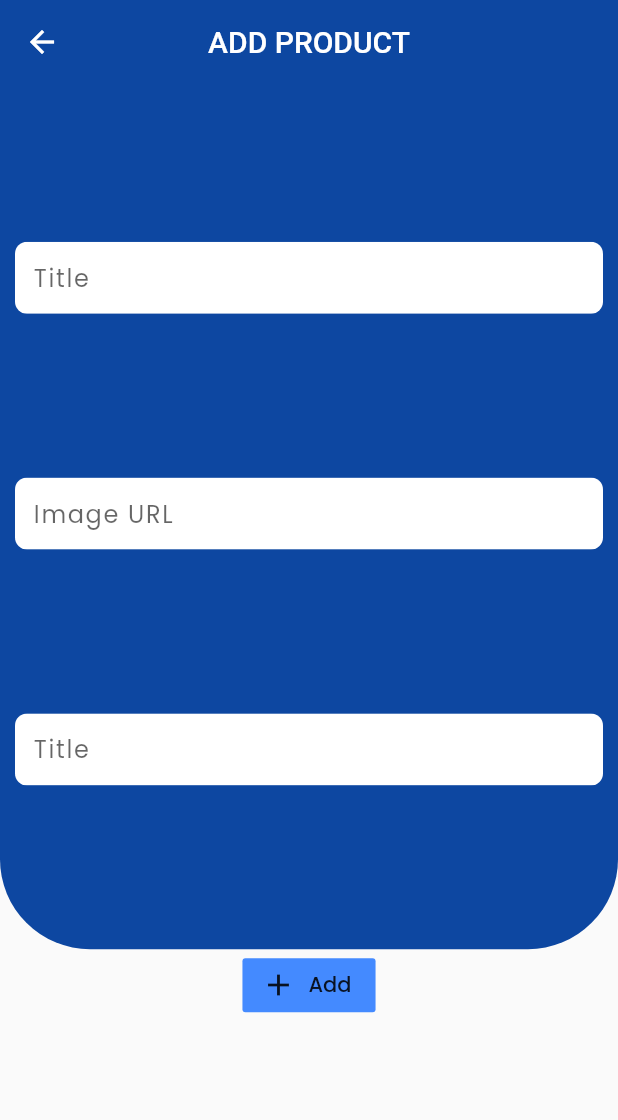
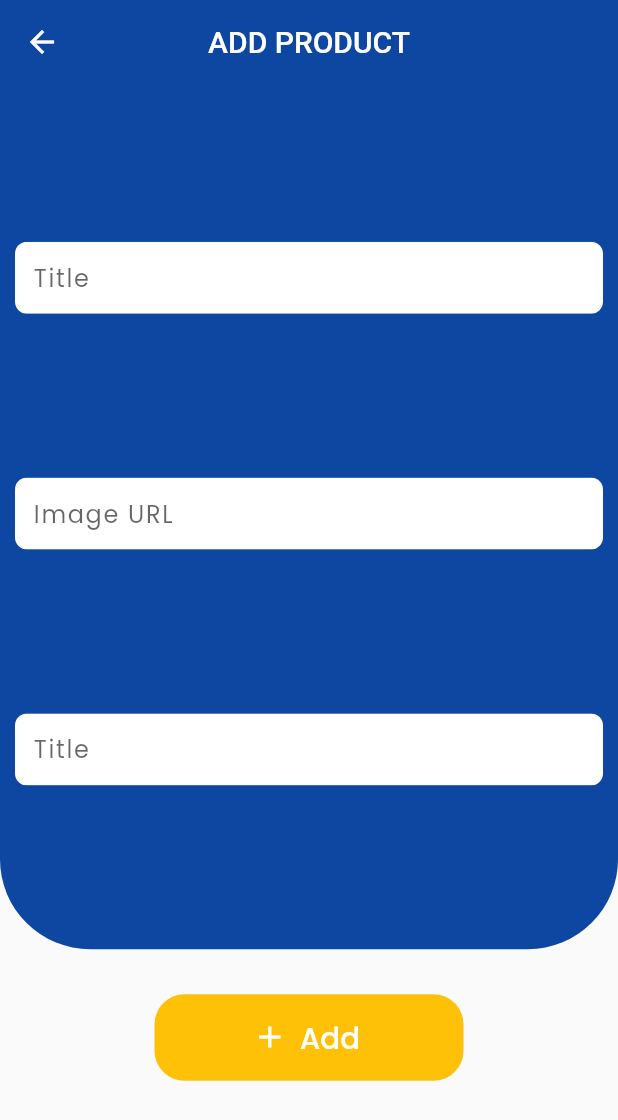
Before and after one commit to ahmadrana24/Ecommerce_app, a Flutter app: the AddProduct screen opened directly, on a phone screen of 412 x 824 dp. Shown: the top 1120 px of the screen. Run offline on Flutter 3.47's test engine with Material 2 defaults, Android fonts, the phone set to English and light mode, and no system bars; our stand-ins replace cloud_firestore, google_fonts; accounts and stored records are empty.

Commit message:
add screen

```diff
--- a/lib/screens/addProduct/add_product.dart
+++ b/lib/screens/addProduct/add_product.dart
@@ -33,7 +33,10 @@ class _AddProductState extends State<AddProduct> {
         title: Text('ADD PRODUCT'),
         centerTitle: true,
       ),
-      body: Column(
+      body: SingleChildScrollView(
+        // controller: controller,
+        child: Column(
+          // mainAxisAlignment: MainAxisAlignment.spaceBetween,
           children: <Widget>[
             Container(
               height: size.height * 0.7,
@@ -65,16 +68,35 @@ class _AddProductState extends State<AddProduct> {
                 ),
               ),
             ),
-          FlatButton.icon(
+            SizedBox(
+              height: 30,
+            ),
+            // Spacer(),
+            Container(
+              width: size.width * 0.5,
+              height: size.height * 0.07,
+              decoration: BoxDecoration(
+                borderRadius: BorderRadius.circular(20),
+                color: Colors.amber,
+              ),
+              child: FlatButton.icon(
                 icon: Icon(Icons.add),
                 onPressed: () {},
-            label: Text('Add'),
+                label: Text(
+                  'Add',
+                  textScaleFactor: 1.4,
+                ),
                 // child: Container(
                 //   child: Text('Add'),
                 // ),
-            color: Colors.blueAccent,
+                // clipBehavior: ,
+                // textColor: Colors.white,
+                // clipBehavior: Clip.values[3],
+                textColor: Colors.white,
+              ),
             )
           ],
+        ),
       ),
     );
   }
```
Lines whose indentation alone changed are shown as unchanged.
